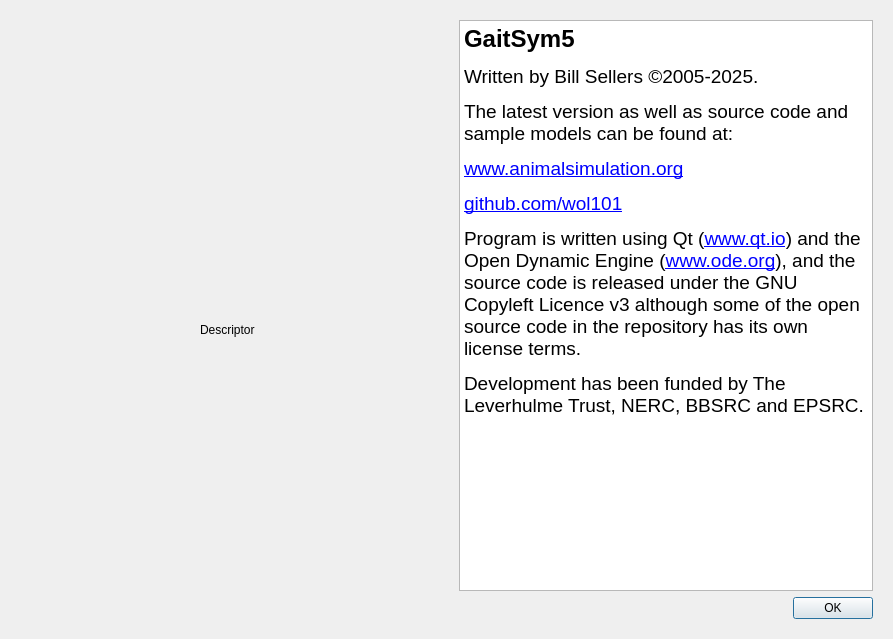
Above: GaitSymQt/DialogAbout.ui from wol101/GaitSym5 before the change. Below: the same form after it.
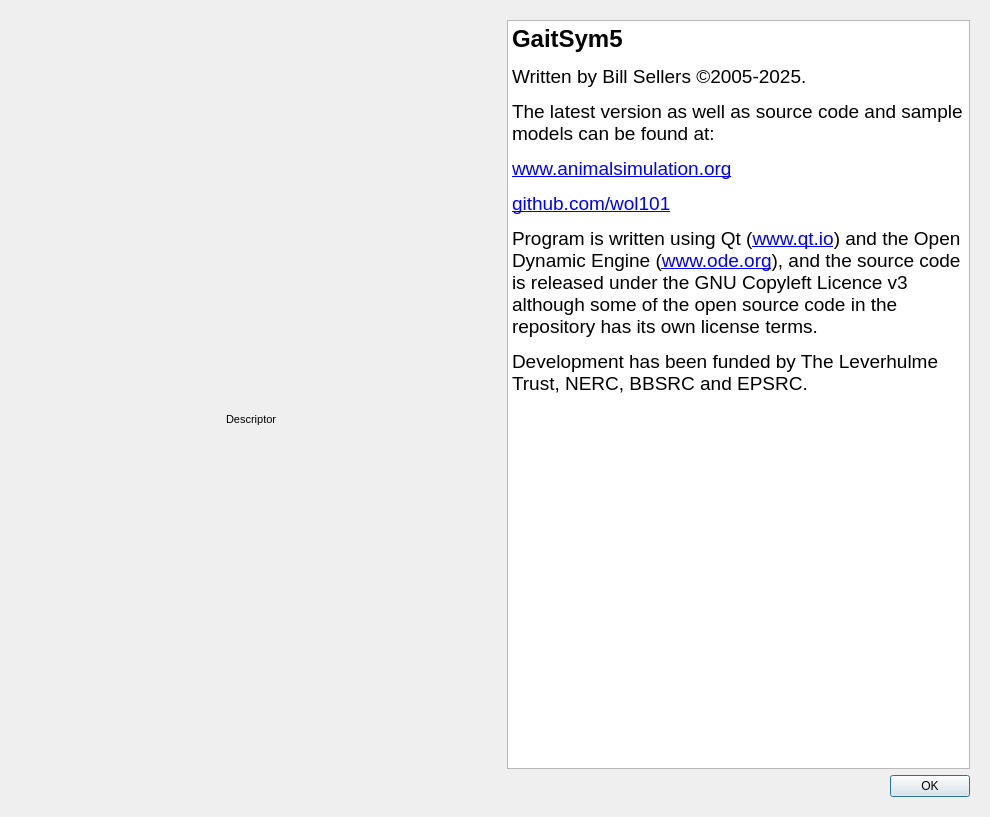
That is the form after the change. Icons and pictures are not drawn.

```diff
--- a/GaitSymQt/DialogAbout.ui
+++ b/GaitSymQt/DialogAbout.ui
@@ -6,8 +6,8 @@
    <rect>
     <x>0</x>
     <y>0</y>
-    <width>893</width>
-    <height>639</height>
+    <width>990</width>
+    <height>817</height>
    </rect>
   </property>
   <property name="windowTitle">
@@ -40,8 +40,8 @@
         </property>
         <property name="maximumSize">
          <size>
-          <width>500</width>
-          <height>500</height>
+          <width>600</width>
+          <height>600</height>
          </size>
         </property>
         <property name="text">
@@ -76,6 +76,11 @@
          </item>
          <item row="0" column="1">
           <widget class="QLabel" name="labelDescriptor">
+           <property name="font">
+            <font>
+             <pointsize>8</pointsize>
+            </font>
+           </property>
            <property name="text">
             <string>Descriptor</string>
            </property>
```
